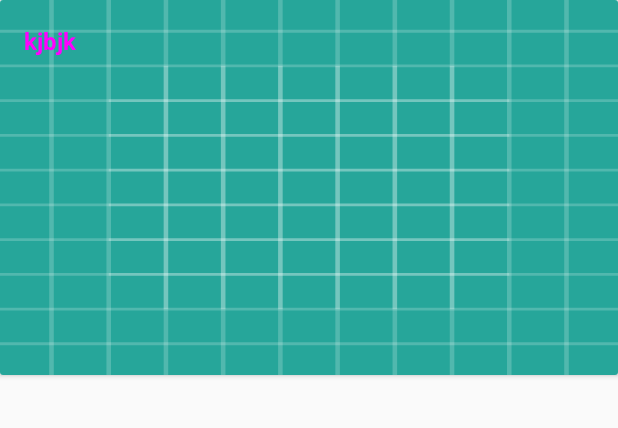
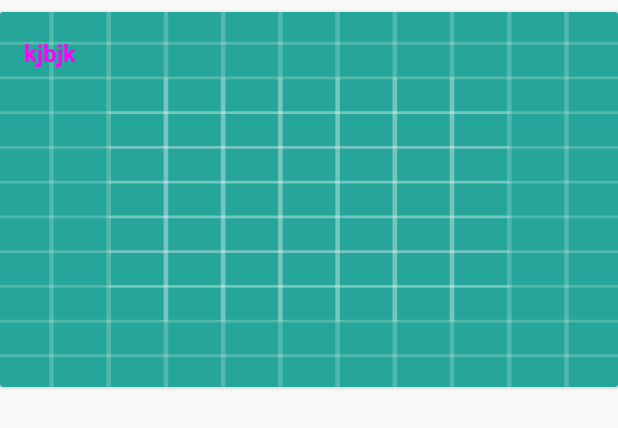
Before and after one commit to arunpandian22/PagingLibrarySampleJava, an Android app: the layout item_player_row.xml on its own in the app's theme, with its tools: preview values and no code run, on a phone screen of 412 x 824 dp. Shown: the top 428 px of the screen. Run offline under Robolectric (Android 15) with nearby library versions, the phone set to English and light mode, and no system bars.

Commit message:
paging size and padding set

```diff
--- a/app/src/main/java/me/arun/paginglibrarysample/viewModel/MainViewModel.java
+++ b/app/src/main/java/me/arun/paginglibrarysample/viewModel/MainViewModel.java
@@ -16,7 +16,7 @@ import me.arun.paginglibrarysample.model.Player;
 public class MainViewModel extends AndroidViewModel
 {
     private static final int INITIAL_LOAD_KEY = 0;
-    private static final int PAGE_SIZE = 20;
+    private static final int PAGE_SIZE = 10;
     private static final int PREFETCH_DISTANCE = 5;
     public PagingLibraryApplication pagingLibraryApplication;
     public LivePagedListBuilder livePlyerList;
@@ -29,7 +29,7 @@ public class MainViewModel extends AndroidViewModel
         pagingLibraryApplication =(PagingLibraryApplication) application;
         PlayerDao playerDao= pagingLibraryApplication.appDataBase.bookDao();
         usersList = new LivePagedListBuilder<>(
-                playerDao.liveListData(), /* page size */ 20).build();
+                playerDao.liveListData(), /* page size */ PAGE_SIZE).setInitialLoadKey(INITIAL_LOAD_KEY).build();
         livePlyerList=new LivePagedListBuilder(playerDao.liveListData(),new PagedList.Config.Builder().setPageSize(PAGE_SIZE).setPrefetchDistance(PREFETCH_DISTANCE).setPageSize(PAGE_SIZE).build());
 
 
--- a/app/src/main/res/layout/item_player_row.xml
+++ b/app/src/main/res/layout/item_player_row.xml
@@ -2,6 +2,7 @@
 <android.support.v7.widget.CardView
     xmlns:android="http://schemas.android.com/apk/res/android"
     android:layout_width="match_parent"
+    android:layout_marginTop="8dp"
     android:layout_height="wrap_content">
     <RelativeLayout
         android:layout_width="match_parent"
```
